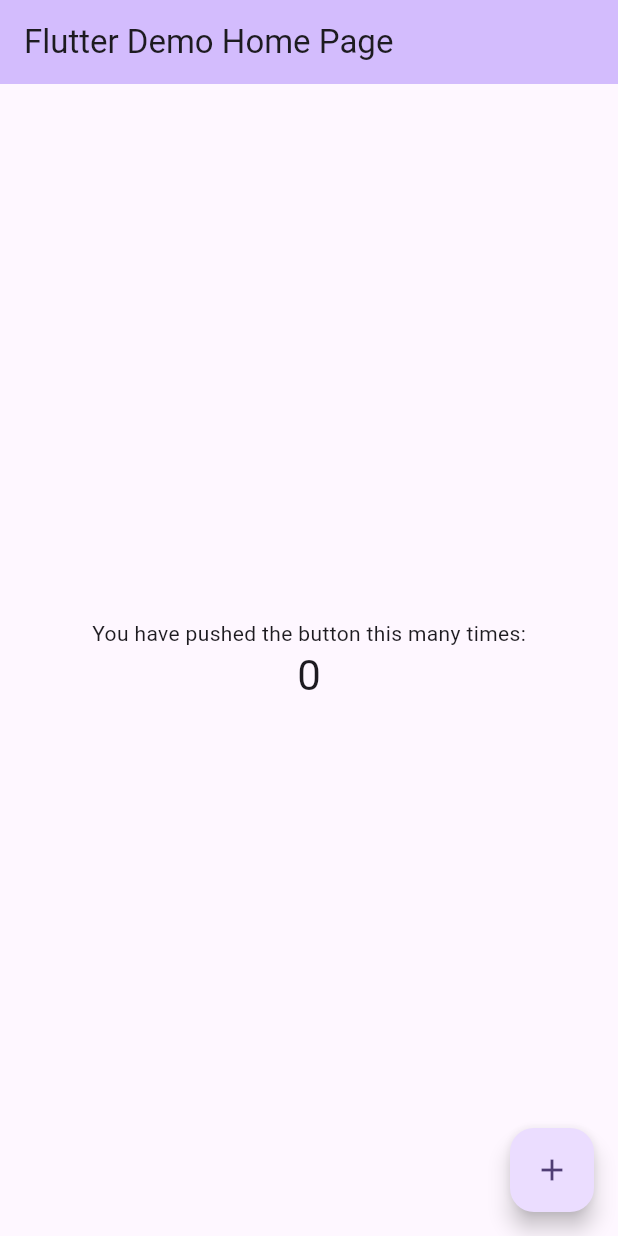
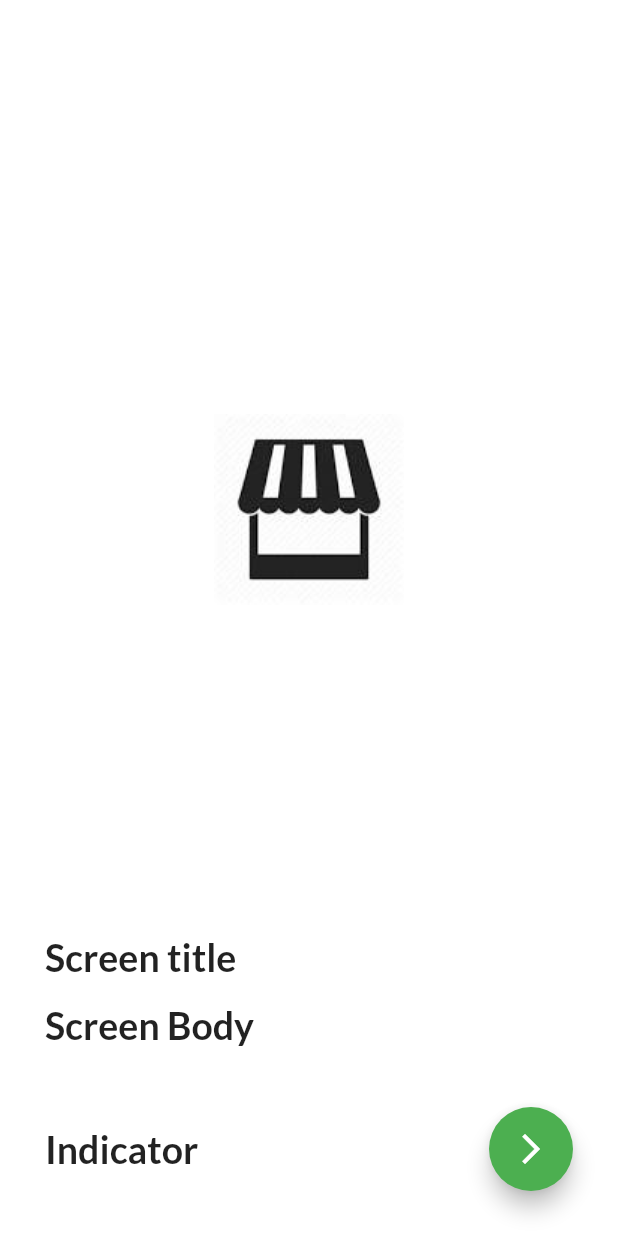
Before and after one commit to makdad-raee/shop_app, a Flutter app: the screen it shows after launch, on a phone screen of 412 x 824 dp. Run offline on Flutter 3.47's test engine with Material 2 defaults, Android fonts, the phone set to English and light mode, and no system bars; our stand-ins replace google_fonts, hexcolor.

Commit message:
create on boarding screen part1

```diff
--- /dev/null
+++ b/lib/componants/componants.dart
@@ -0,0 +1,13 @@
+import 'package:flutter/material.dart';
+
+Widget buildOnBoardingItem()=>const Column(
+        crossAxisAlignment: CrossAxisAlignment.start,
+        children: [
+          Expanded(child: Center(child:  Image(image: AssetImage('assets/images/markt pic.jpg',)))),
+          SizedBox(height: 30,),
+          Text('Screen title',),
+          SizedBox(height: 15,),
+          Text('Screen Body',),
+
+        ],
+      );
--- a/lib/main.dart
+++ b/lib/main.dart
@@ -1,125 +1,23 @@
 import 'package:flutter/material.dart';
+import 'package:shope_app/modules/screens/on_bording_screen.dart';
+import 'package:shope_app/style/thems.dart';
 
 void main() {
   runApp(const MyApp());
 }
 
 class MyApp extends StatelessWidget {
+
   const MyApp({super.key});
 
-  // This widget is the root of your application.
   @override
   Widget build(BuildContext context) {
-    return MaterialApp(
-      title: 'Flutter Demo',
-      theme: ThemeData(
-        // This is the theme of your application.
-        //
-        // TRY THIS: Try running your application with "flutter run". You'll see
-        // the application has a blue toolbar. Then, without quitting the app,
-        // try changing the seedColor in the colorScheme below to Colors.green
-        // and then invoke "hot reload" (save your changes or press the "hot
-        // reload" button in a Flutter-supported IDE, or press "r" if you used
-        // the command line to start the app).
-        //
-        // Notice that the counter didn't reset back to zero; the application
-        // state is not lost during the reload. To reset the state, use hot
-        // restart instead.
-        //
-        // This works for code too, not just values: Most code changes can be
-        // tested with just a hot reload.
-        colorScheme: ColorScheme.fromSeed(seedColor: Colors.deepPurple),
-        useMaterial3: true,
-      ),
-      home: const MyHomePage(title: 'Flutter Demo Home Page'),
+    return  MaterialApp(
+      theme: lightTheme,
+      darkTheme: darkTheme,
+      themeMode: ThemeMode.light,
+
+      home:const OnBoardingSCreen(),
     );
   }
 }
-
-class MyHomePage extends StatefulWidget {
-  const MyHomePage({super.key, required this.title});
-
-  // This widget is the home page of your application. It is stateful, meaning
-  // that it has a State object (defined below) that contains fields that affect
-  // how it looks.
-
-  // This class is the configuration for the state. It holds the values (in this
-  // case the title) provided by the parent (in this case the App widget) and
-  // used by the build method of the State. Fields in a Widget subclass are
-  // always marked "final".
-
-  final String title;
-
-  @override
-  State<MyHomePage> createState() => _MyHomePageState();
-}
-
-class _MyHomePageState extends State<MyHomePage> {
-  int _counter = 0;
-
-  void _incrementCounter() {
-    setState(() {
-      // This call to setState tells the Flutter framework that something has
-      // changed in this State, which causes it to rerun the build method below
-      // so that the display can reflect the updated values. If we changed
-      // _counter without calling setState(), then the build method would not be
-      // called again, and so nothing would appear to happen.
-      _counter++;
-    });
-  }
-
-  @override
-  Widget build(BuildContext context) {
-    // This method is rerun every time setState is called, for instance as done
-    // by the _incrementCounter method above.
-    //
-    // The Flutter framework has been optimized to make rerunning build methods
-    // fast, so that you can just rebuild anything that needs updating rather
-    // than having to individually change instances of widgets.
-    return Scaffold(
-      appBar: AppBar(
-        // TRY THIS: Try changing the color here to a specific color (to
-        // Colors.amber, perhaps?) and trigger a hot reload to see the AppBar
-        // change color while the other colors stay the same.
-        backgroundColor: Theme.of(context).colorScheme.inversePrimary,
-        // Here we take the value from the MyHomePage object that was created by
-        // the App.build method, and use it to set our appbar title.
-        title: Text(widget.title),
-      ),
-      body: Center(
-        // Center is a layout widget. It takes a single child and positions it
-        // in the middle of the parent.
-        child: Column(
-          // Column is also a layout widget. It takes a list of children and
-          // arranges them vertically. By default, it sizes itself to fit its
-          // children horizontally, and tries to be as tall as its parent.
-          //
-          // Column has various properties to control how it sizes itself and
-          // how it positions its children. Here we use mainAxisAlignment to
-          // center the children vertically; the main axis here is the vertical
-          // axis because Columns are vertical (the cross axis would be
-          // horizontal).
-          //
-          // TRY THIS: Invoke "debug painting" (choose the "Toggle Debug Paint"
-          // action in the IDE, or press "p" in the console), to see the
-          // wireframe for each widget.
-          mainAxisAlignment: MainAxisAlignment.center,
-          children: <Widget>[
-            const Text(
-              'You have pushed the button this many times:',
-            ),
-            Text(
-              '$_counter',
-              style: Theme.of(context).textTheme.headlineMedium,
-            ),
-          ],
-        ),
-      ),
-      floatingActionButton: FloatingActionButton(
-        onPressed: _incrementCounter,
-        tooltip: 'Increment',
-        child: const Icon(Icons.add),
-      ), // This trailing comma makes auto-formatting nicer for build methods.
-    );
-  }
-}
--- /dev/null
+++ b/lib/modules/onboarding_models.dart
@@ -0,0 +1,5 @@
+class OnBordingModel{
+  String title;
+  String body;
+  OnBordingModel({required this.body,required this.title});
+}
--- /dev/null
+++ b/lib/modules/screens/on_bording_screen.dart
@@ -0,0 +1,31 @@
+import 'package:flutter/material.dart';
+import 'package:shope_app/componants/componants.dart';
+
+class OnBoardingSCreen extends StatelessWidget {
+  const OnBoardingSCreen({super.key});
+
+  @override
+  Widget build(BuildContext context) {
+    return Scaffold(
+      appBar: AppBar(),
+      body:Padding(
+        padding: const EdgeInsets.all(30.0),
+        child: Column(children: [
+           Expanded(child: PageView.builder(itemBuilder: (context, index) => buildOnBoardingItem(),itemCount: 3 ,),),
+           const SizedBox(height: 40,),
+           Row(
+            children: [
+             const Text('Indicator'),
+            const Spacer(),
+              FloatingActionButton(onPressed: () {
+
+              },
+              child:const  Icon(Icons.arrow_forward_ios),)
+              //Text("botton")
+            ],
+           )
+        ],),
+      )
+    );
+  }
+}
--- /dev/null
+++ b/lib/style/thems.dart
@@ -0,0 +1,64 @@
+import 'package:flutter/material.dart';
+import 'package:flutter/services.dart';
+import 'package:google_fonts/google_fonts.dart';
+import 'package:hexcolor/hexcolor.dart';
+
+ThemeData lightTheme =ThemeData(
+  textTheme: GoogleFonts.latoTextTheme().copyWith(
+    bodyLarge: GoogleFonts.lato(fontSize: 30,fontWeight: FontWeight.bold),
+    bodyMedium: GoogleFonts.lato(fontSize: 25,fontWeight: FontWeight.bold),
+    bodySmall: GoogleFonts.lato(fontSize: 40,fontWeight: FontWeight.bold),
+
+  ),
+              floatingActionButtonTheme: const FloatingActionButtonThemeData(
+                  backgroundColor: Colors.green),
+              primarySwatch: Colors.green,
+              bottomNavigationBarTheme: const BottomNavigationBarThemeData(
+                  selectedItemColor: Colors.green,
+                  elevation: 20,
+                  type: BottomNavigationBarType.fixed,
+                  backgroundColor: Colors.white),
+              scaffoldBackgroundColor: Colors.white,
+              appBarTheme: const AppBarTheme(
+                  titleSpacing: 20.0,
+                  iconTheme: IconThemeData(color: Colors.black),
+                  systemOverlayStyle: SystemUiOverlayStyle(
+                    statusBarColor: Colors.white,
+                    statusBarIconBrightness: Brightness.dark,
+                  ),
+                  elevation: 0,
+                  color: Colors.white,
+                  titleTextStyle: TextStyle(
+                    fontSize: 20,
+                    fontWeight: FontWeight.bold,
+                    color: Colors.black,
+                  )));
+
+ThemeData darkTheme= ThemeData(
+              textTheme: const TextTheme(),
+              primarySwatch: Colors.green,
+              bottomNavigationBarTheme: BottomNavigationBarThemeData(
+                selectedItemColor: Colors.green,
+                unselectedItemColor: Colors.grey,
+                elevation: 20,
+                backgroundColor: HexColor('333739'),
+                type: BottomNavigationBarType.fixed,
+              ),
+              scaffoldBackgroundColor: HexColor('333739'),
+              appBarTheme: AppBarTheme(
+               // backgroundColor: Colors.black,
+                  titleSpacing: 20.0,
+
+                  //backgroundColor: Colors.black,
+                  iconTheme: const IconThemeData(color: Colors.white),
+                  systemOverlayStyle: SystemUiOverlayStyle(
+                    statusBarColor: HexColor('333739'),
+                    statusBarIconBrightness: Brightness.light,
+                  ),
+                  elevation: 0,
+                  color: Colors.white,
+                  titleTextStyle: const TextStyle(
+                    fontSize: 20,
+                    fontWeight: FontWeight.bold,
+                    color: Colors.white,
+                  )));
--- a/pubspec.yaml
+++ b/pubspec.yaml
@@ -35,6 +35,8 @@ dependencies:
   # The following adds the Cupertino Icons font to your application.
   # Use with the CupertinoIcons class for iOS style icons.
   cupertino_icons: ^1.0.2
+  hexcolor: ^3.0.1
+  google_fonts: ^6.1.0
 
 dev_dependencies:
   flutter_test:
@@ -52,6 +54,9 @@ dev_dependencies:
 
 # The following section is specific to Flutter packages.
 flutter:
+  assets:
+    - assets/images/
+
 
   # The following line ensures that the Material Icons font is
   # included with your application, so that you can use the icons in
```
Also changed, not shown: assets/images/markt pic.jpg (added), pubspec.lock, 1 other file.
